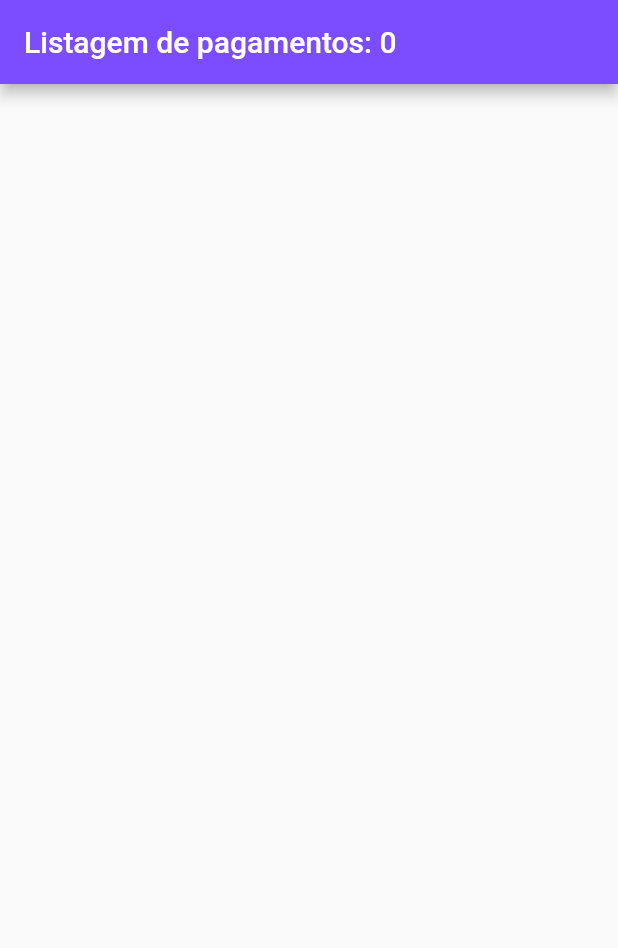
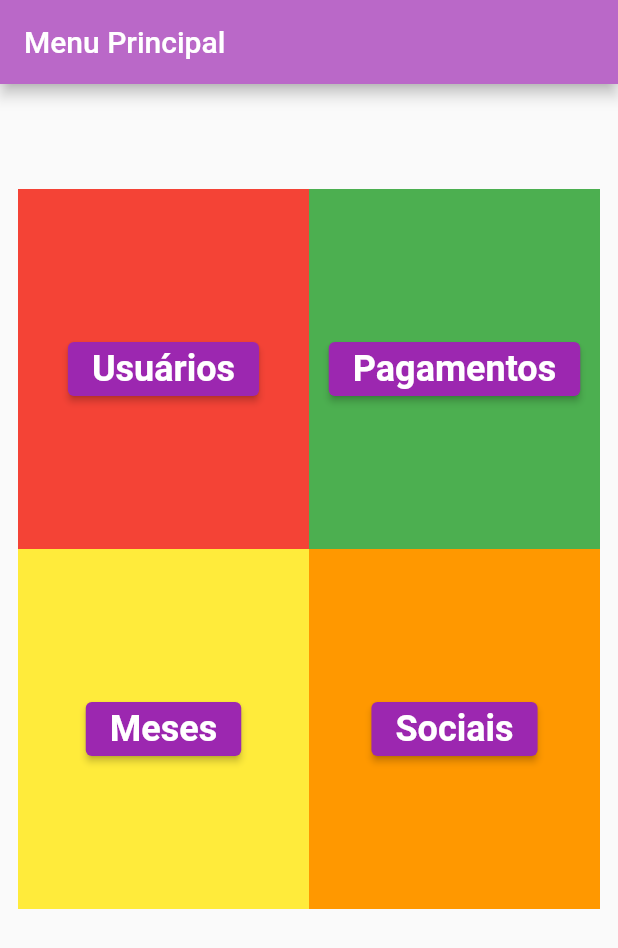
Before and after one commit to RamonXavier/OrganizaAEFlutter, a Flutter app: the screen it shows after launch, on a phone screen of 412 x 824 dp. Shown: the top 948 px of the screen. Run offline on Flutter 3.47's test engine with Material 2 defaults, Android fonts, the phone set to English and light mode, and no system bars.

Commit message:
rota inicial de navegação carregando as 4 telas

```diff
--- /dev/null
+++ b/lib/app/pages/MenuDefaultAdmin/MenuDefaultAdmin.page.dart
@@ -0,0 +1,149 @@
+// ignore_for_file: prefer_const_constructors
+
+import 'package:flutter/material.dart';
+import 'package:organiza_ae/app/pages/Mounth/List/ListMounth.page.dart';
+import 'package:organiza_ae/app/pages/Payment/List/ListPayment.page.dart';
+import 'package:organiza_ae/app/pages/Social/List/ListSocial.page.dart';
+import 'package:organiza_ae/app/pages/Social/Social.service.dart';
+import 'package:organiza_ae/app/pages/User/List/ListUser.page.dart';
+
+class MenuDefaultAdmin extends StatelessWidget {
+  const MenuDefaultAdmin({Key? key}) : super(key: key);
+
+  @override
+  Widget build(BuildContext context) {
+    final ButtonStyle style = ElevatedButton.styleFrom(
+        onPrimary: Colors.white,
+        primary: Colors.purple,
+        textStyle: const TextStyle(
+          fontSize: 20,
+        ));
+
+    return Scaffold(
+      appBar: AppBar(
+        title: Text("Menu Principal"),
+        backgroundColor: Colors.purple[300],
+      ),
+      body: Padding(
+        padding:
+            const EdgeInsets.only(left: 12, top: 70, right: 12, bottom: 10),
+        child: Column(
+          children: [
+            Row(
+              children: <Widget>[
+                Expanded(
+                  flex: 33, // 20%
+                  child: Container(
+                    color: Colors.red,
+                    height: 240,
+                    child: Center(
+                      child: ElevatedButton(
+                        style: style,
+                        onPressed: () {
+                          Navigator.push(
+                            context,
+                            MaterialPageRoute(
+                                builder: (context) => const ListUser()),
+                          );
+                        },
+                        child: Text(
+                          "Usuários",
+                          style: TextStyle(
+                              fontSize: 24,
+                              color: Colors.white,
+                              fontWeight: FontWeight.bold),
+                        ),
+                      ),
+                    ),
+                  ),
+                ),
+                Expanded(
+                  flex: 33, // 60%
+                  child: Container(
+                    color: Colors.green,
+                    height: 240,
+                    child: Center(
+                      child: ElevatedButton(
+                        style: style,
+                        onPressed: () {
+                          Navigator.push(
+                            context,
+                            MaterialPageRoute(
+                                builder: (context) => const ListPayment()),
+                          );
+                        },
+                        child: Text(
+                          "Pagamentos",
+                          style: TextStyle(
+                              fontSize: 24,
+                              color: Colors.white,
+                              fontWeight: FontWeight.bold),
+                        ),
+                      ),
+                    ),
+                  ),
+                ),
+              ],
+            ),
+            Row(
+              children: <Widget>[
+                Expanded(
+                  flex: 33, // 20%
+                  child: Container(
+                    color: Colors.yellow,
+                    height: 240,
+                    child: Center(
+                      child: ElevatedButton(
+                        style: style,
+                        onPressed: () {
+                          Navigator.push(
+                            context,
+                            MaterialPageRoute(
+                                builder: (context) => const ListMounth()),
+                          );
+                        },
+                        child: Text(
+                          "Meses",
+                          style: TextStyle(
+                              fontSize: 24,
+                              color: Colors.white,
+                              fontWeight: FontWeight.bold),
+                        ),
+                      ),
+                    ),
+                  ),
+                ),
+                Expanded(
+                  flex: 33, // 60%
+                  child: Container(
+                    color: Colors.orange,
+                    height: 240,
+                    child: Center(
+                      child: ElevatedButton(
+                        style: style,
+                        onPressed: () {
+                          Navigator.push(
+                            context,
+                            MaterialPageRoute(
+                                builder: (context) => const ListSocial()),
+                          );
+                        },
+                        child: Text(
+                          "Sociais",
+                          style: TextStyle(
+                              fontSize: 24,
+                              color: Colors.white,
+                              fontWeight: FontWeight.bold),
+                        ),
+                      ),
+                    ),
+                  ),
+                ),
+              ],
+            ),
+          ],
+        ),
+      ),
+    );
+  }
+}
--- a/lib/main.dart
+++ b/lib/main.dart
@@ -1,6 +1,7 @@
 // ignore_for_file: prefer_const_constructors
 
 import 'package:flutter/material.dart';
+import 'app/pages/MenuDefaultAdmin/MenuDefaultAdmin.page.dart';
 import 'app/pages/Mounth/List/ListMounth.page.dart';
 import 'app/pages/Payment/List/ListPayment.page.dart';
 import 'app/pages/Social/List/ListSocial.page.dart';
@@ -28,7 +29,8 @@ class HomePage extends StatelessWidget {
       //home: ListMounth(),
       //home: ListUser(),
       //home: ListSocial(),
-      home: ListPayment(),
+      //home: ListPayment(),
+      home: MenuDefaultAdmin(),
     );
   }
 }
```
